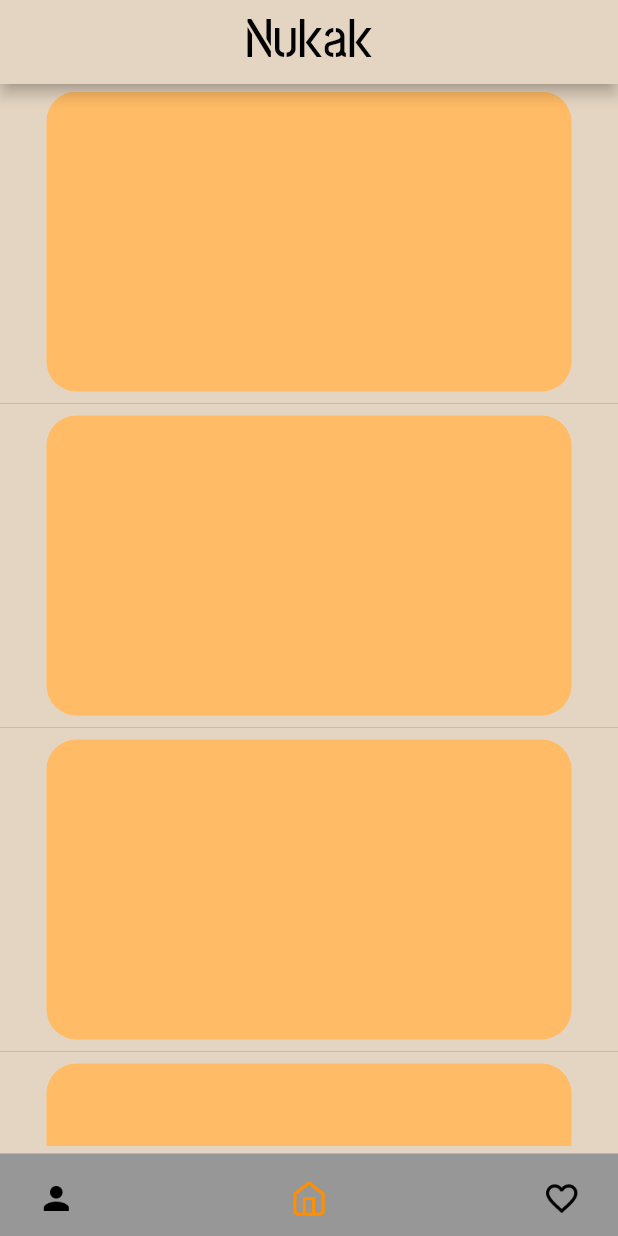
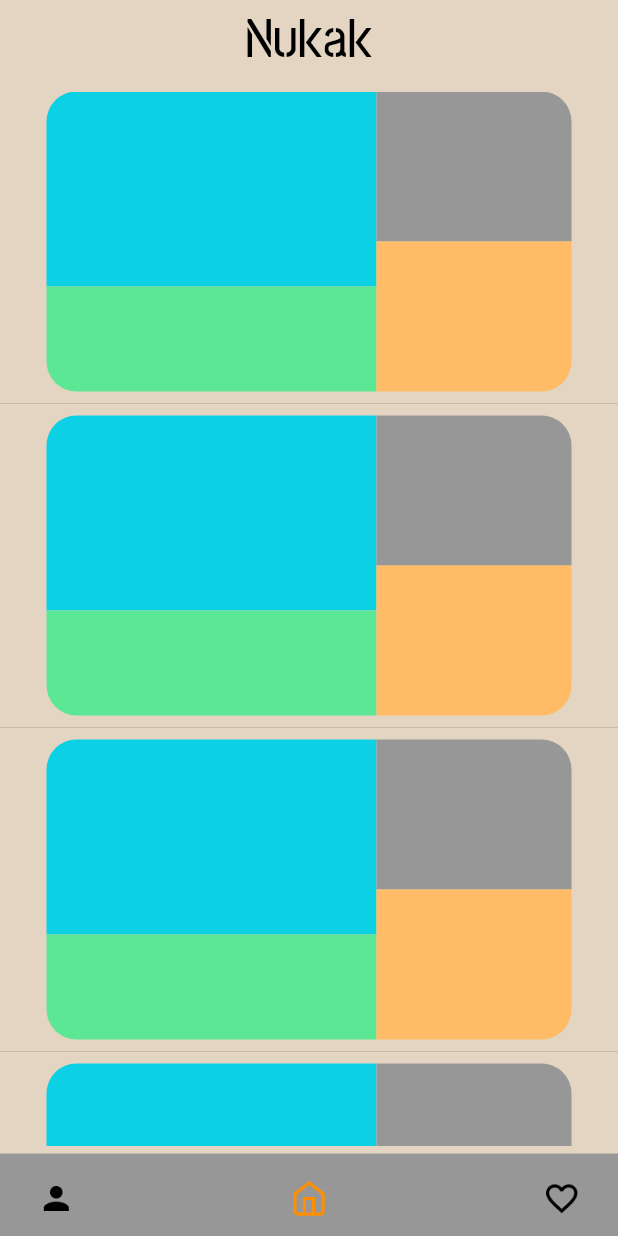
Before and after one commit to ofortic/nukak, a Flutter app: the screen it shows after launch, on a phone screen of 412 x 824 dp. Run offline on Flutter 3.47's test engine with Material 2 defaults, Android fonts, the phone set to English and light mode, and no system bars.

Commit message:
few changes on cells design

```diff
--- a/lib/view/home/HomeView.dart
+++ b/lib/view/home/HomeView.dart
@@ -31,19 +31,64 @@ class _HomeViewState extends State<HomeView> {
         padding: const EdgeInsets.only(left: 0, right: 0, top: 5, bottom: 5),
         child: ListView.separated(
           itemBuilder: (_, index) => Center(
-            child: Container(
+            child: marketCell(),
+          ),
+          separatorBuilder: (_, __) => Divider(),
+          itemCount: 50,
+        ),
+      ),
+    );
+  }
+
+  Widget marketCell() {
+    return Container(
       height: 200,
       width: 350,
       color: Colors.transparent,
-          child: Container(
+      child: Row(
+        children: <Widget>[
+          Column(
+            children: <Widget>[
+              Container(
+                height: 130,
+                width: 220,
+                decoration: BoxDecoration(
+                    color: Color(0xFF0CD1E5),
+                    borderRadius:
+                        BorderRadius.only(topLeft: Radius.circular(20))),
+              ),
+              Container(
+                height: 70,
+                width: 220,
+                decoration: BoxDecoration(
+                    color: Color(0xFF5CE794),
+                    borderRadius:
+                        BorderRadius.only(bottomLeft: Radius.circular(20))),
+              )
+            ],
+          ),
+          Column(
+            children: <Widget>[
+              Container(
+                height: 100,
+                width: 130,
+                decoration: BoxDecoration(
+                    color: Color(0xFF979797),
+                    borderRadius:
+                        BorderRadius.only(topRight: Radius.circular(20))),
+              ),
+              Container(
+                height: 100,
+                width: 130,
                 decoration: BoxDecoration(
                     color: Color(0xFFFFBB65),
-                borderRadius: BorderRadius.all(Radius.circular(20.0))),
+                    borderRadius:
+                        BorderRadius.only(bottomRight: Radius.circular(20))),
+              )
+            ],
+          )
+        ],
       ),
-        )),
-        separatorBuilder: (_, __) => Divider(),
-        itemCount: 50,
-      ),
-    ));
+    );
   }
 }
--- a/lib/view/root_app.dart
+++ b/lib/view/root_app.dart
@@ -32,6 +32,7 @@ class _RootAppState extends State<RootApp> {
   Widget getAppBar() {
     if (pageIndex == 1) {
       return AppBar(
+        elevation: 0,
         backgroundColor: Color(0xFFE4D5C2),
         title: Row(
           mainAxisAlignment: MainAxisAlignment.center,
```
Lines whose indentation alone changed are shown as unchanged.
